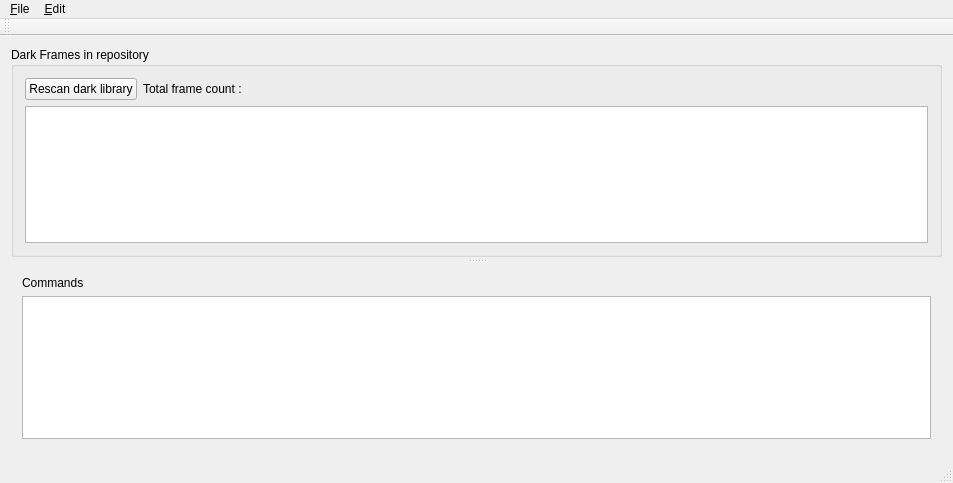
First picture: the form in src/gui/forms/mainWindow.ui, repository deufrai/astrawdark-src, before the edit.
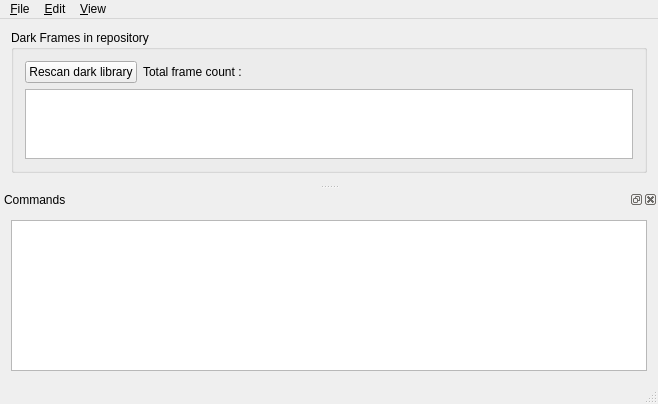
Second picture: the form after the edit.

Commit message: ARD-15: Command log window moved to a dock widget. Visibility is controlled by a checkable menu item

The edit to the form file:
```diff
--- a/src/gui/forms/mainWindow.ui
+++ b/src/gui/forms/mainWindow.ui
@@ -6,8 +6,8 @@
    <rect>
     <x>0</x>
     <y>0</y>
-    <width>953</width>
-    <height>483</height>
+    <width>658</width>
+    <height>404</height>
    </rect>
   </property>
   <property name="windowTitle">
@@ -16,13 +16,6 @@
   <widget class="QWidget" name="centralWidget">
    <layout class="QGridLayout" name="gridLayout">
     <item row="0" column="0">
-     <widget class="QSplitter" name="splitter">
-      <property name="orientation">
-       <enum>Qt::Vertical</enum>
-      </property>
-      <property name="handleWidth">
-       <number>8</number>
-      </property>
       <widget class="QGroupBox" name="groupBox">
        <property name="title">
         <string>Dark Frames in repository</string>
@@ -78,27 +71,6 @@
         </item>
        </layout>
       </widget>
-      <widget class="QWidget" name="">
-       <layout class="QVBoxLayout" name="verticalLayout_2">
-        <item>
-         <widget class="QLabel" name="label">
-          <property name="text">
-           <string>Commands</string>
-          </property>
-         </widget>
-        </item>
-        <item>
-         <widget class="QTableView" name="tblCommandView">
-          <property name="font">
-           <font>
-            <pointsize>8</pointsize>
-           </font>
-          </property>
-         </widget>
-        </item>
-       </layout>
-      </widget>
-     </widget>
     </item>
    </layout>
   </widget>
@@ -107,7 +79,7 @@
     <rect>
      <x>0</x>
      <y>0</y>
-     <width>953</width>
+     <width>658</width>
      <height>19</height>
     </rect>
    </property>
@@ -123,18 +95,80 @@
     </property>
     <addaction name="actionPrefs"/>
    </widget>
+   <widget class="QMenu" name="menu_View">
+    <property name="title">
+     <string>&amp;View</string>
+    </property>
+    <addaction name="actionCommandLog"/>
+   </widget>
    <addaction name="menu_Fichier"/>
    <addaction name="menu_Edit"/>
-  </widget>
-  <widget class="QToolBar" name="mainToolBar">
-   <attribute name="toolBarArea">
-    <enum>TopToolBarArea</enum>
-   </attribute>
-   <attribute name="toolBarBreak">
-    <bool>false</bool>
-   </attribute>
+   <addaction name="menu_View"/>
   </widget>
   <widget class="QStatusBar" name="statusBar"/>
+  <widget class="QDockWidget" name="dckCommands">
+   <property name="sizePolicy">
+    <sizepolicy hsizetype="Preferred" vsizetype="Minimum">
+     <horstretch>0</horstretch>
+     <verstretch>0</verstretch>
+    </sizepolicy>
+   </property>
+   <property name="minimumSize">
+    <size>
+     <width>88</width>
+     <height>120</height>
+    </size>
+   </property>
+   <property name="baseSize">
+    <size>
+     <width>0</width>
+     <height>0</height>
+    </size>
+   </property>
+   <property name="windowTitle">
+    <string>Commands</string>
+   </property>
+   <attribute name="dockWidgetArea">
+    <number>8</number>
+   </attribute>
+   <widget class="QWidget" name="dckCommandWidgetContents">
+    <property name="sizePolicy">
+     <sizepolicy hsizetype="Preferred" vsizetype="Preferred">
+      <horstretch>0</horstretch>
+      <verstretch>0</verstretch>
+     </sizepolicy>
+    </property>
+    <layout class="QVBoxLayout" name="verticalLayout_2">
+     <item>
+      <widget class="QTableView" name="tblCommandView">
+       <property name="sizePolicy">
+        <sizepolicy hsizetype="Expanding" vsizetype="Expanding">
+         <horstretch>0</horstretch>
+         <verstretch>0</verstretch>
+        </sizepolicy>
+       </property>
+       <property name="minimumSize">
+        <size>
+         <width>0</width>
+         <height>0</height>
+        </size>
+       </property>
+       <property name="maximumSize">
+        <size>
+         <width>16777215</width>
+         <height>16777215</height>
+        </size>
+       </property>
+       <property name="font">
+        <font>
+         <pointsize>8</pointsize>
+        </font>
+       </property>
+      </widget>
+     </item>
+    </layout>
+   </widget>
+  </widget>
   <action name="actionQuit">
    <property name="checkable">
     <bool>false</bool>
```
Left out of the diff: 35 changed lines with no effect on the pictures. Lines whose indentation alone changed are shown as unchanged. The commit also changes 2 other files.
